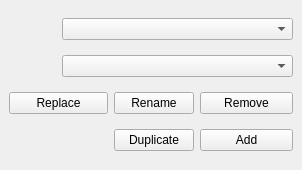
This is selector_dockwidget_base.ui in LBI-brown/thematic-maps as Qt 5 draws it before an edit. The edited form follows.
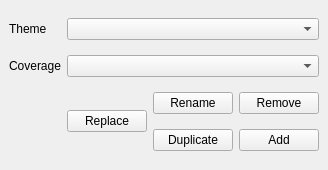
This is the edited form.

Patch:
```diff
--- a/selector_dockwidget_base.ui
+++ b/selector_dockwidget_base.ui
@@ -19,9 +19,11 @@
   <widget class="QWidget" name="dockWidgetContents">
    <layout class="QGridLayout" name="gridLayout">
     <item row="0" column="0" colspan="1">
-    <property name="theme_combo">
+    <widget class="QLabel" name="theme_combo">
+    <property name="text">
        <string>Theme</string>
       </property>
+    </widget>
     </item>
     <item row="0" column="1" colspan="4">
      <widget class="QComboBox" name="PresetComboBox">
@@ -31,9 +33,11 @@
      </widget>
     </item>
     <item row="1" column="0" colspan="1">
-    <property name="coverage_combo">
+    <widget class="QLabel" name="coverage_combo">
+    <property name="text">
        <string>Coverage</string>
       </property>
+    </widget>
     </item>
     <item row="1" column="1" colspan="4">
      <widget class="QComboBox" name="BookmarkComboBox">
@@ -42,7 +46,7 @@
       </property>
      </widget>
     </item>
-    <item row="2" column="0" colspan="2">
+    <item row="2" column="1" colspan="1" rowspan="2">
      <widget class="QPushButton" name="pushButton_replace">
       <property name="toolTip">
        <string>Replace theme in dropdown box with what is actually on map</string>
```
